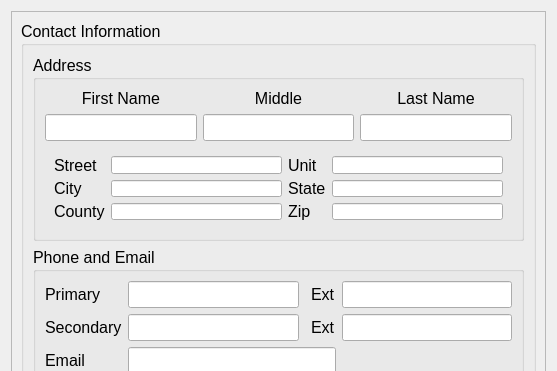
Old version of the form drc/gui/persondetailsform.ui in the repository lansdon/cpts483_drc; both pictures show x 0 to 557 and y 0 to 371 of the 557 by 605 pixel window.
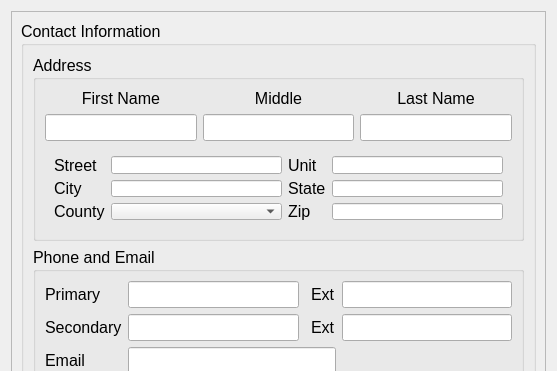
New version of the form.

Commit message: county in person from string to enum

What changed in the file:
```diff
--- a/drc/gui/persondetailsform.ui
+++ b/drc/gui/persondetailsform.ui
@@ -24,7 +24,7 @@
   <property name="windowTitle">
    <string>Form</string>
   </property>
-  <layout class="QHBoxLayout" name="horizontalLayout_4">
+  <layout class="QVBoxLayout" name="verticalLayout_3">
    <item>
     <widget class="QScrollArea" name="scrollArea">
      <property name="minimumSize">
@@ -54,7 +54,7 @@
         <height>582</height>
        </rect>
       </property>
-      <layout class="QHBoxLayout" name="horizontalLayout">
+      <layout class="QVBoxLayout" name="verticalLayout_2">
        <item>
         <widget class="QGroupBox" name="groupBox">
          <property name="sizePolicy">
@@ -137,9 +137,6 @@
                   </property>
                  </widget>
                 </item>
-                <item row="2" column="1">
-                 <widget class="QLineEdit" name="countyLineEdit"/>
-                </item>
                 <item row="1" column="1">
                  <widget class="QLineEdit" name="cityLineEdit"/>
                 </item>
@@ -187,6 +184,9 @@
                 <item row="2" column="3">
                  <widget class="QLineEdit" name="zipLineEdit"/>
                 </item>
+                <item row="2" column="1">
+                 <widget class="QComboBox" name="countyComboBox"/>
+                </item>
                </layout>
               </widget>
              </item>
```
Left out of the diff: 1 changed line with no effect on the pictures. The commit also changes 7 other files.
